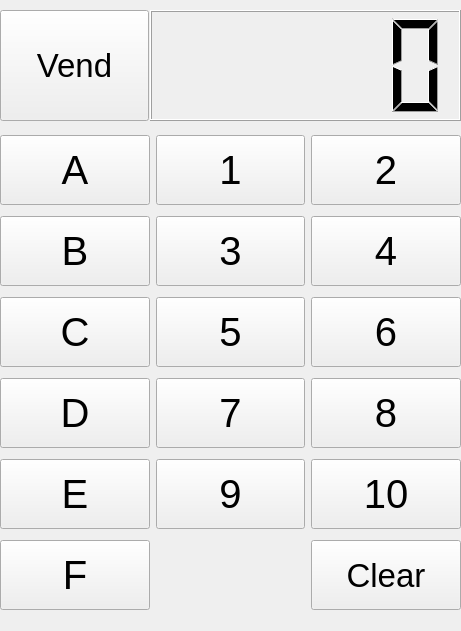
The window that umati/UmatiVendView.ui (kheimerl/umati) describes before a commit, drawn with Qt 5.
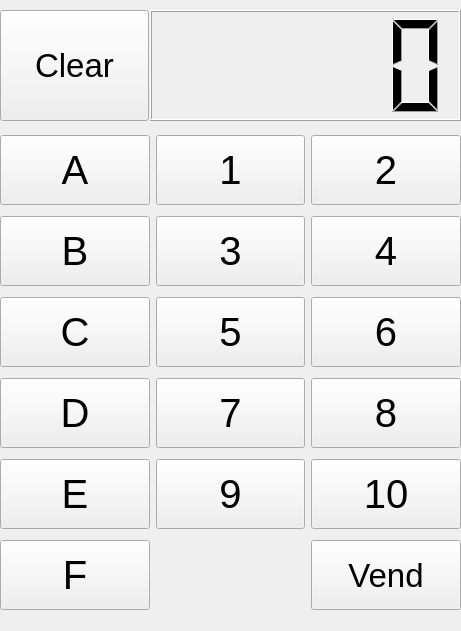
The same window after the commit.

```diff
--- a/umati/UmatiVendView.ui
+++ b/umati/UmatiVendView.ui
@@ -347,7 +347,7 @@
      </widget>
     </item>
     <item row="5" column="2">
-     <widget class="QPushButton" name="pushButton_clear">
+     <widget class="QPushButton" name="pushButton_vend">
       <property name="minimumSize">
        <size>
         <width>0</width>
@@ -363,7 +363,7 @@
        <bool>false</bool>
       </property>
       <property name="text">
-       <string>Clear</string>
+       <string>Vend</string>
       </property>
       <property name="autoDefault">
        <bool>false</bool>
@@ -378,7 +378,7 @@
     </item>
    </layout>
   </widget>
-  <widget class="QPushButton" name="pushButton_vend">
+  <widget class="QPushButton" name="pushButton_clear">
    <property name="geometry">
     <rect>
      <x>0</x>
@@ -390,7 +390,7 @@
    <property name="minimumSize">
     <size>
      <width>0</width>
-     <height>50</height>
+     <height>70</height>
     </size>
    </property>
    <property name="font">
@@ -402,7 +402,7 @@
     <bool>false</bool>
    </property>
    <property name="text">
-    <string>Vend</string>
+    <string>Clear</string>
    </property>
    <property name="autoDefault">
     <bool>false</bool>
```
